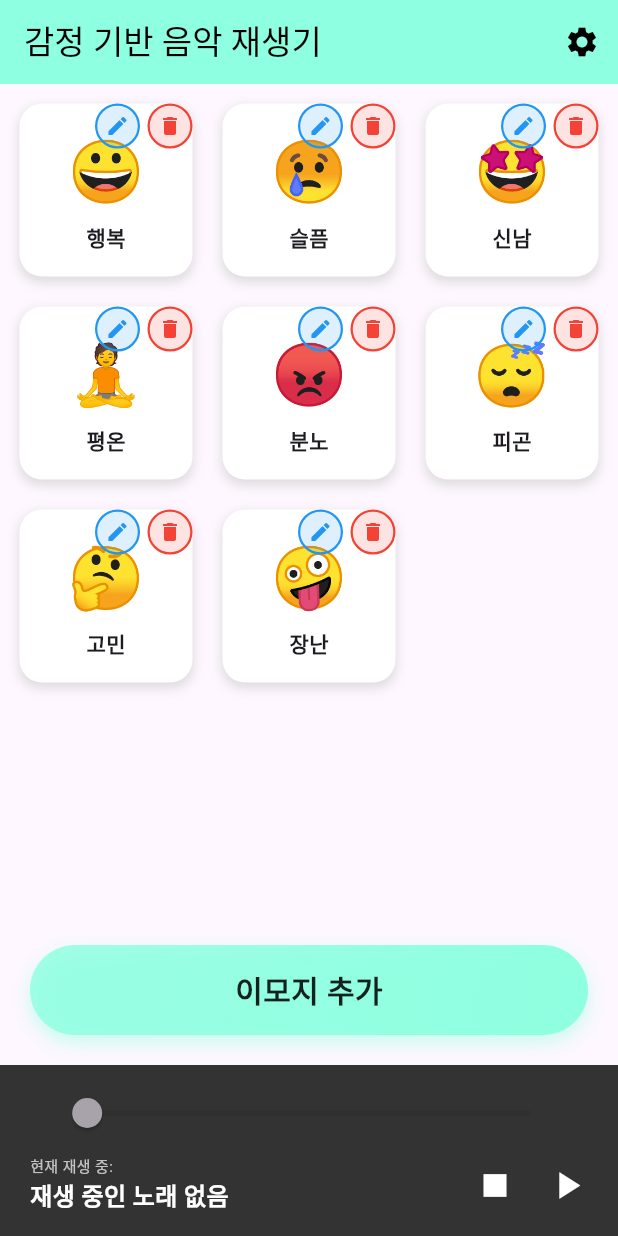
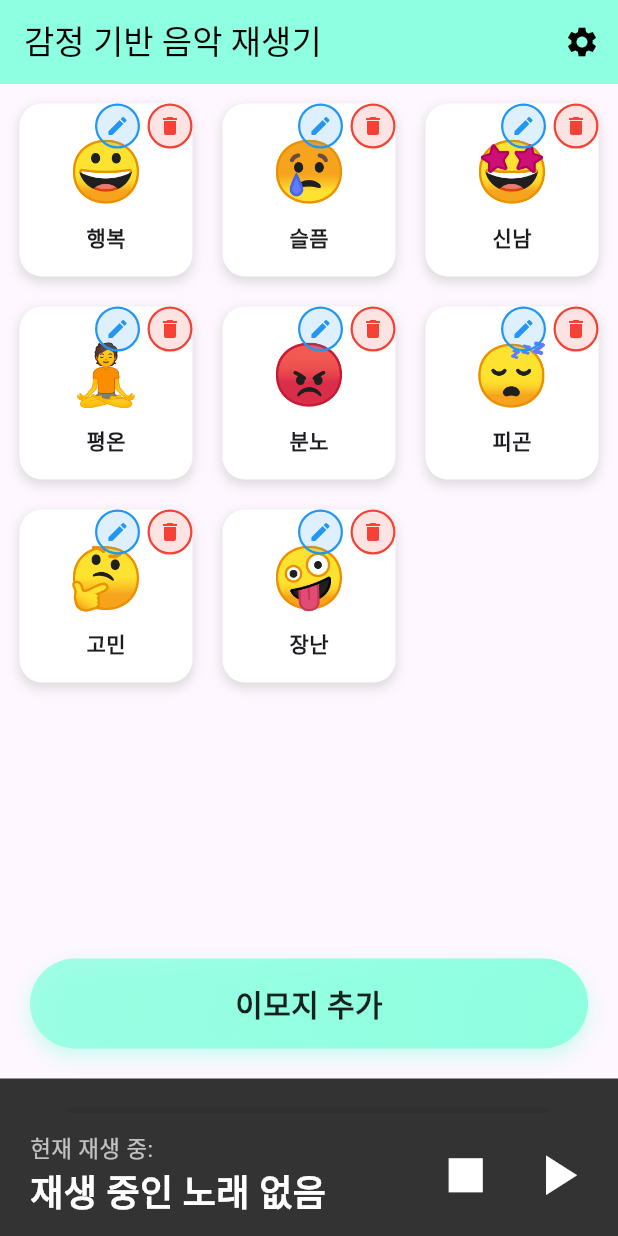
Before and after one commit to hayuni7354/emoji2song, a Flutter app: the screen it shows after launch, on a phone screen of 412 x 824 dp. Run offline on Flutter 3.47's test engine with Material 3 defaults, Android fonts, the phone set to English and light mode, and no system bars.

Commit message:
UI 기본적인거 완성

```diff
--- a/lib/main.dart
+++ b/lib/main.dart
@@ -70,6 +70,9 @@ class _MainScreenState extends State<MainScreen> {
   double _currentPosition = 0.0;
   double _totalDuration = 180.0; // 3분 0초
 
+  // ⭐ 안내 메시지 표시 상태
+  bool _showNoSongMessage = false;
+
   // 시간(초)을 "분:초" 형식의 문자열로 변환하는 헬퍼 함수
   String _formatDuration(double seconds) {
     if (seconds.isNaN || seconds.isInfinite) return '0:00';
@@ -88,15 +91,30 @@ class _MainScreenState extends State<MainScreen> {
       return;
     }
 
-    final songs = emotion['songs'] as List<Map<String, dynamic>>;
+    final songs = List<Map<String, dynamic>>.from(emotion['songs']);
+
     if (songs.isEmpty) {
+      // ⭐ 노래가 없을 경우 안내 메시지 표시
       setState(() {
-        _currentSong = '${emotion['name']}에 할당된 노래가 없습니다.';
-        _currentEmotion = emotion['icon'] as String;
+        // 수정됨: 하단 바에 특정 메시지 대신 '재생 중인 노래 없음' 상태 유지
+        _currentSong = '재생 중인 노래 없음';
+        _currentEmotion = '';
         _isPlaying = false;
         _currentPosition = 0.0;
-        _totalDuration = 180.0; // 기본값 유지
+        _totalDuration = 180.0;
+
+        _showNoSongMessage = true;
       });
+
+      // 2초 후 메시지 숨김
+      Future.delayed(const Duration(seconds: 2), () {
+        if (mounted) {
+          setState(() {
+            _showNoSongMessage = false;
+          });
+        }
+      });
+
       return;
     }
 
@@ -111,6 +129,7 @@ class _MainScreenState extends State<MainScreen> {
       _currentSong = '$songTitle - $songArtist';
       _isPlaying = true; // 노래 재생 시작
       _currentPosition = 0.0; // 새 노래 시작 시 재생 위치 초기화
+      _showNoSongMessage = false; // 재생 시 메시지 숨김
     });
 
     print('▶️ ${emotion['name']} 감정으로 $songTitle (무작위) 재생 시작');
@@ -137,6 +156,7 @@ class _MainScreenState extends State<MainScreen> {
       _currentEmotion = '';
       _isPlaying = false;
       _currentPosition = 0.0;
+      _showNoSongMessage = false; // 중지 시 메시지 숨김
     });
     print('⏹️ 노래 재생 중지 및 상태 초기화');
   }
@@ -146,6 +166,7 @@ class _MainScreenState extends State<MainScreen> {
     setState(() {
       emotionData.removeWhere((e) => e['id'] == id);
       _deletingEmotionId = null; // 삭제 후 상태 리셋
+      _showNoSongMessage = false; // 삭제 시 메시지 숨김
 
       // 삭제된 이모지가 현재 재생 중인 이모지였다면 상태 초기화
       if (emotionData.every((e) => e['icon'] != _currentEmotion)) {
@@ -332,7 +353,9 @@ class _MainScreenState extends State<MainScreen> {
 
   // 배경 탭 시 삭제 대기 상태 리셋을 위한 위젯
   Widget _buildBodyContent(BuildContext context) {
-    return Column(
+    return Stack( // ⭐ Stack을 사용하여 메시지 오버레이 구현
+      children: <Widget>[
+        Column(
           children: <Widget>[
             Expanded(
               child: GestureDetector(
@@ -340,7 +363,6 @@ class _MainScreenState extends State<MainScreen> {
                   if (_deletingEmotionId != null) {
                     setState(() {
                       _deletingEmotionId = null;
-                  print('삭제 대기 상태 리셋');
                     });
                   }
                 },
@@ -364,8 +386,44 @@ class _MainScreenState extends State<MainScreen> {
             ),
 
             _buildAddEmotionButton(),
+            _buildPlaybackBar(),
+          ],
+        ),
 
-        _buildPlaybackBar(),
+        // ⭐ 안내 메시지 오버레이
+        Positioned(
+          bottom: 120, // 하단 재생 바 위에 위치
+          left: 0,
+          right: 0,
+          child: AnimatedOpacity(
+            opacity: _showNoSongMessage ? 1.0 : 0.0,
+            duration: const Duration(milliseconds: 300),
+            child: Center(
+              child: Container(
+                padding: const EdgeInsets.symmetric(horizontal: 20, vertical: 10),
+                decoration: BoxDecoration(
+                  color: Colors.black.withOpacity(0.7), // 검은색 배경
+                  borderRadius: BorderRadius.circular(20),
+                  boxShadow: [
+                    BoxShadow(
+                      color: Colors.black.withOpacity(0.3),
+                      blurRadius: 5,
+                      offset: const Offset(0, 3),
+                    ),
+                  ],
+                ),
+                child: const Text(
+                  '노래를 추가해 주세요!',
+                  style: TextStyle(
+                    color: Colors.white,
+                    fontWeight: FontWeight.bold,
+                    fontSize: 18,
+                  ),
+                ),
+              ),
+            ),
+          ),
+        ),
       ],
     );
   }
@@ -412,13 +470,12 @@ class _MainScreenState extends State<MainScreen> {
     );
   }
 
-  // 하단 재생 바 위젯 (대폭 수정됨)
+  // 하단 재생 바 위젯 (수정됨)
   Widget _buildPlaybackBar() {
     final isActive = _currentSong != '재생 중인 노래 없음';
     final playPauseIcon = _isPlaying ? Icons.pause : Icons.play_arrow;
 
     return Container(
-      // 높이를 늘려 진행바와 버튼을 모두 담습니다.
       padding: const EdgeInsets.only(top: 8.0, bottom: 10.0, left: 10.0, right: 10.0),
       decoration: const BoxDecoration(
         color: Color(0xFF333333),
@@ -427,32 +484,45 @@ class _MainScreenState extends State<MainScreen> {
         mainAxisSize: MainAxisSize.min,
         children: [
           // 1. 진행바 및 시간 표시
-          // ⭐ isActive 여부와 관계없이 공간을 확보하기 위해 Container/Row 사용
           Row(
             children: [
               Text(
                 _formatDuration(_currentPosition), // 현재 시각
-                style: TextStyle(color: isActive ? Colors.white70 : Colors.transparent, fontSize: 12),
+                style: TextStyle(
+                  color: isActive ? Colors.white70 : Colors.transparent,
+                  fontSize: 18,
+                ),
               ),
               Expanded(
+                child: SliderTheme(
+                  data: SliderTheme.of(context).copyWith(
+                    activeTrackColor: appBarColor,
+                    inactiveTrackColor: Colors.grey.shade700,
+                    thumbColor: appBarColor,
+                    overlayColor: appBarColor.withOpacity(0.4),
+                    // 비활성 상태일 때 thumbShape와 overlayShape를 아예 없애버림
+                    thumbShape: isActive ? const RoundSliderThumbShape(enabledThumbRadius: 6.0) : SliderComponentShape.noThumb,
+                    overlayShape: isActive ? const RoundSliderOverlayShape(overlayRadius: 14.0) : SliderComponentShape.noOverlay,
+                  ),
                   child: Slider(
                     value: _currentPosition,
                     min: 0.0,
                     max: _totalDuration,
-                  activeColor: isActive ? appBarColor : Colors.grey.shade700, // 비활성화 시 회색
-                  inactiveColor: Colors.grey.shade700,
-                  onChanged: isActive ? (newValue) { // 활성화 상태일 때만 슬라이더 조정 가능
-                    // 진행바를 눌러 시각 조정 시뮬레이션
+                    onChanged: isActive ? (newValue) {
                       setState(() {
                         _currentPosition = newValue;
                       });
                       print('🔊 시각 조정: ${_formatDuration(newValue)}');
-                  } : null, // 비활성화 상태일 때는 null
+                    } : null,
+                  ),
                 ),
               ),
               Text(
                 _formatDuration(_totalDuration), // 노래 전체 시각
-                style: TextStyle(color: isActive ? Colors.white70 : Colors.transparent, fontSize: 12),
+                style: TextStyle(
+                  color: isActive ? Colors.white70 : Colors.transparent,
+                  fontSize: 18,
+                ),
               ),
             ],
           ),
@@ -463,7 +533,7 @@ class _MainScreenState extends State<MainScreen> {
               // 이모지 및 노래 정보
               Text(
                 _currentEmotion,
-                style: const TextStyle(fontSize: 24, color: Colors.white),
+                style: const TextStyle(fontSize: 36, color: Colors.white), // 폰트 24 -> 36
               ),
               const SizedBox(width: 10),
               Expanded(
@@ -472,14 +542,14 @@ class _MainScreenState extends State<MainScreen> {
                   children: [
                     const Text(
                       '현재 재생 중:',
-                      style: TextStyle(color: Colors.white70, fontSize: 10),
+                      style: TextStyle(color: Colors.white70, fontSize: 15), // 폰트 10 -> 15
                     ),
                     Text(
                       _currentSong,
                       style: const TextStyle(
                         color: Colors.white,
                         fontWeight: FontWeight.bold,
-                        fontSize: 16,
+                        fontSize: 24, // 폰트 16 -> 24
                       ),
                       overflow: TextOverflow.ellipsis,
                     ),
@@ -487,15 +557,15 @@ class _MainScreenState extends State<MainScreen> {
                 ),
               ),
 
-              // ⭐ 중지 버튼 (Stop)
+              // 중지 버튼
               IconButton(
-                icon: const Icon(Icons.stop, color: Colors.white, size: 30),
-                onPressed: _stopPlayback, // 중지 로직 연결
+                icon: const Icon(Icons.stop, color: Colors.white, size: 45), // 아이콘 30 -> 45
+                onPressed: isActive ? _stopPlayback : null,
               ),
-              // ⭐ 재생/일시 정지 버튼 (Play/Pause)
+              // 재생/일시 정지 버튼
               IconButton(
-                icon: Icon(playPauseIcon, color: Colors.white, size: 30),
-                onPressed: _togglePlayPause,
+                icon: Icon(playPauseIcon, color: Colors.white, size: 45), // 아이콘 30 -> 45
+                onPressed: isActive ? _togglePlayPause : null,
               ),
             ],
           ),
@@ -846,7 +916,7 @@ class _EditEmotionDialogState extends State<_EditEmotionDialog> {
 
             const SizedBox(height: 20),
 
-            // 3. 노래 목록..
+            // 3. 노래 목록
             Text(
               '노래 목록 (${_songs.length}개)',
               style: const TextStyle(fontWeight: FontWeight.w700, fontSize: 16),
```
Lines whose indentation alone changed are shown as unchanged.
